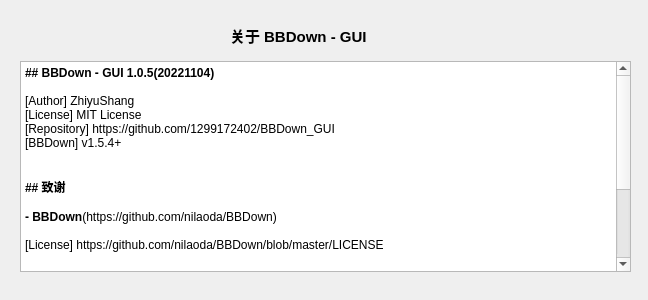
This is BBDown_GUI/UI/about.ui in 1299172402/BBDown_GUI as Qt 5 draws it before an edit. The edited form follows.
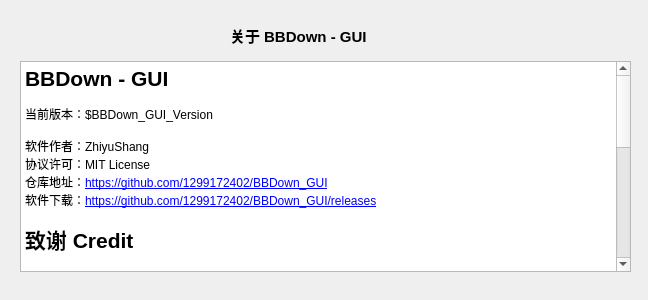
This is the edited form.

Commit message: update: about info

```diff
--- a/BBDown_GUI/UI/about.ui
+++ b/BBDown_GUI/UI/about.ui
@@ -27,29 +27,38 @@
 &lt;html&gt;&lt;head&gt;&lt;meta name=&quot;qrichtext&quot; content=&quot;1&quot; /&gt;&lt;style type=&quot;text/css&quot;&gt;
 p, li { white-space: pre-wrap; }
 &lt;/style&gt;&lt;/head&gt;&lt;body style=&quot; font-family:'SimSun'; font-size:9pt; font-weight:400; font-style:normal;&quot;&gt;
-&lt;p style=&quot; margin-top:0px; margin-bottom:0px; margin-left:0px; margin-right:0px; -qt-block-indent:0; text-indent:0px;&quot;&gt;&lt;span style=&quot; font-weight:600;&quot;&gt;## BBDown - GUI 1.0.5(20221104)&lt;/span&gt;&lt;/p&gt;
+&lt;p style=&quot; margin-top:0px; margin-bottom:0px; margin-left:0px; margin-right:0px; -qt-block-indent:0; text-indent:0px;&quot;&gt;&lt;span style=&quot; font-size:16pt; font-weight:600;&quot;&gt;BBDown - GUI&lt;/span&gt;&lt;/p&gt;
+&lt;p style=&quot;-qt-paragraph-type:empty; margin-top:0px; margin-bottom:0px; margin-left:0px; margin-right:0px; -qt-block-indent:0; text-indent:0px;&quot;&gt;&lt;br /&gt;&lt;/p&gt;
+&lt;p style=&quot; margin-top:0px; margin-bottom:0px; margin-left:0px; margin-right:0px; -qt-block-indent:0; text-indent:0px;&quot;&gt;当前版本：$BBDown_GUI_Version&lt;/p&gt;
 &lt;p style=&quot;-qt-paragraph-type:empty; margin-top:0px; margin-bottom:0px; margin-left:0px; margin-right:0px; -qt-block-indent:0; text-indent:0px; font-weight:600;&quot;&gt;&lt;br /&gt;&lt;/p&gt;
-&lt;p style=&quot; margin-top:0px; margin-bottom:0px; margin-left:0px; margin-right:0px; -qt-block-indent:0; text-indent:0px;&quot;&gt;[Author] ZhiyuShang&lt;/p&gt;
-&lt;p style=&quot; margin-top:0px; margin-bottom:0px; margin-left:0px; margin-right:0px; -qt-block-indent:0; text-indent:0px;&quot;&gt;[License] MIT License&lt;/p&gt;
-&lt;p style=&quot; margin-top:0px; margin-bottom:0px; margin-left:0px; margin-right:0px; -qt-block-indent:0; text-indent:0px;&quot;&gt;[Repository] https://github.com/1299172402/BBDown_GUI&lt;/p&gt;
-&lt;p style=&quot; margin-top:0px; margin-bottom:0px; margin-left:0px; margin-right:0px; -qt-block-indent:0; text-indent:0px;&quot;&gt;[BBDown] v1.5.4+&lt;/p&gt;
+&lt;p style=&quot; margin-top:0px; margin-bottom:0px; margin-left:0px; margin-right:0px; -qt-block-indent:0; text-indent:0px;&quot;&gt;软件作者：ZhiyuShang&lt;/p&gt;
+&lt;p style=&quot; margin-top:0px; margin-bottom:0px; margin-left:0px; margin-right:0px; -qt-block-indent:0; text-indent:0px;&quot;&gt;协议许可：MIT License&lt;/p&gt;
+&lt;p style=&quot; margin-top:0px; margin-bottom:0px; margin-left:0px; margin-right:0px; -qt-block-indent:0; text-indent:0px;&quot;&gt;仓库地址：&lt;a href=&quot;https://github.com/1299172402/BBDown_GUI&quot;&gt;&lt;span style=&quot; text-decoration: underline; color:#0000ff;&quot;&gt;https://github.com/1299172402/BBDown_GUI&lt;/span&gt;&lt;/a&gt;&lt;/p&gt;
+&lt;p style=&quot; margin-top:0px; margin-bottom:0px; margin-left:0px; margin-right:0px; -qt-block-indent:0; text-indent:0px;&quot;&gt;软件下载：&lt;a href=&quot;https://github.com/1299172402/BBDown_GUI/releases&quot;&gt;&lt;span style=&quot; text-decoration: underline; color:#0000ff;&quot;&gt;https://github.com/1299172402/BBDown_GUI/releases&lt;/span&gt;&lt;/a&gt;&lt;/p&gt;
 &lt;p style=&quot;-qt-paragraph-type:empty; margin-top:0px; margin-bottom:0px; margin-left:0px; margin-right:0px; -qt-block-indent:0; text-indent:0px;&quot;&gt;&lt;br /&gt;&lt;/p&gt;
+&lt;p style=&quot; margin-top:0px; margin-bottom:0px; margin-left:0px; margin-right:0px; -qt-block-indent:0; text-indent:0px;&quot;&gt;&lt;span style=&quot; font-size:16pt; font-weight:600;&quot;&gt;致谢 Credit&lt;/span&gt;&lt;/p&gt;
 &lt;p style=&quot;-qt-paragraph-type:empty; margin-top:0px; margin-bottom:0px; margin-left:0px; margin-right:0px; -qt-block-indent:0; text-indent:0px;&quot;&gt;&lt;br /&gt;&lt;/p&gt;
-&lt;p style=&quot; margin-top:0px; margin-bottom:0px; margin-left:0px; margin-right:0px; -qt-block-indent:0; text-indent:0px;&quot;&gt;&lt;span style=&quot; font-weight:600;&quot;&gt;## 致谢&lt;/span&gt;&lt;/p&gt;
+&lt;p style=&quot; margin-top:0px; margin-bottom:0px; margin-left:0px; margin-right:0px; -qt-block-indent:0; text-indent:0px;&quot;&gt;&lt;span style=&quot; font-size:14pt; font-weight:600;&quot;&gt;BBDown&lt;/span&gt;&lt;/p&gt;
 &lt;p style=&quot;-qt-paragraph-type:empty; margin-top:0px; margin-bottom:0px; margin-left:0px; margin-right:0px; -qt-block-indent:0; text-indent:0px;&quot;&gt;&lt;br /&gt;&lt;/p&gt;
-&lt;p style=&quot; margin-top:0px; margin-bottom:0px; margin-left:0px; margin-right:0px; -qt-block-indent:0; text-indent:0px;&quot;&gt;&lt;span style=&quot; font-weight:600;&quot;&gt;- BBDown&lt;/span&gt;(https://github.com/nilaoda/BBDown)&lt;/p&gt;
+&lt;p style=&quot; margin-top:0px; margin-bottom:0px; margin-left:0px; margin-right:0px; -qt-block-indent:0; text-indent:0px;&quot;&gt;仓库地址：&lt;a href=&quot;https://github.com/nilaoda/BBDown&quot;&gt;&lt;span style=&quot; text-decoration: underline; color:#0000ff;&quot;&gt;https://github.com/nilaoda/BBDown&lt;/span&gt;&lt;/a&gt;&lt;/p&gt;
+&lt;p style=&quot; margin-top:0px; margin-bottom:0px; margin-left:0px; margin-right:0px; -qt-block-indent:0; text-indent:0px;&quot;&gt;许可协议：&lt;a href=&quot;https://github.com/nilaoda/BBDown/blob/master/LICENSE&quot;&gt;&lt;span style=&quot; text-decoration: underline; color:#0000ff;&quot;&gt;https://github.com/nilaoda/BBDown/blob/master/LICENSE&lt;/span&gt;&lt;/a&gt;&lt;/p&gt;
+&lt;p style=&quot; margin-top:0px; margin-bottom:0px; margin-left:0px; margin-right:0px; -qt-block-indent:0; text-indent:0px;&quot;&gt;软件版本：&lt;a href=&quot;$bbdown-version-url&quot;&gt;&lt;span style=&quot; text-decoration: underline; color:#0000ff;&quot;&gt;$bbdown-version&lt;/span&gt;&lt;/a&gt;&lt;/p&gt;
 &lt;p style=&quot;-qt-paragraph-type:empty; margin-top:0px; margin-bottom:0px; margin-left:0px; margin-right:0px; -qt-block-indent:0; text-indent:0px;&quot;&gt;&lt;br /&gt;&lt;/p&gt;
-&lt;p style=&quot; margin-top:0px; margin-bottom:0px; margin-left:0px; margin-right:0px; -qt-block-indent:0; text-indent:0px;&quot;&gt;[License] https://github.com/nilaoda/BBDown/blob/master/LICENSE&lt;/p&gt;
+&lt;p style=&quot; margin-top:0px; margin-bottom:0px; margin-left:0px; margin-right:0px; -qt-block-indent:0; text-indent:0px;&quot;&gt;&lt;span style=&quot; font-size:14pt; font-weight:600;&quot;&gt;aria2c&lt;/span&gt;&lt;/p&gt;
 &lt;p style=&quot;-qt-paragraph-type:empty; margin-top:0px; margin-bottom:0px; margin-left:0px; margin-right:0px; -qt-block-indent:0; text-indent:0px;&quot;&gt;&lt;br /&gt;&lt;/p&gt;
+&lt;p style=&quot; margin-top:0px; margin-bottom:0px; margin-left:0px; margin-right:0px; -qt-block-indent:0; text-indent:0px;&quot;&gt;仓库地址：&lt;a href=&quot;https://github.com/aria2/aria2&quot;&gt;&lt;span style=&quot; text-decoration: underline; color:#0000ff;&quot;&gt;https://github.com/aria2/aria2&lt;/span&gt;&lt;/a&gt;&lt;/p&gt;
+&lt;p style=&quot; margin-top:0px; margin-bottom:0px; margin-left:0px; margin-right:0px; -qt-block-indent:0; text-indent:0px;&quot;&gt;许可协议：&lt;a href=&quot;https://github.com/aria2/aria2/blob/master/COPYING&quot;&gt;&lt;span style=&quot; text-decoration: underline; color:#0000ff;&quot;&gt;https://github.com/aria2/aria2/blob/master/COPYING&lt;/span&gt;&lt;/a&gt;&lt;/p&gt;
+&lt;p style=&quot; margin-top:0px; margin-bottom:0px; margin-left:0px; margin-right:0px; -qt-block-indent:0; text-indent:0px;&quot;&gt;软件版本：&lt;a href=&quot;$aria2c-version-url&quot;&gt;&lt;span style=&quot; text-decoration: underline; color:#0000ff;&quot;&gt;$aria2c-version&lt;/span&gt;&lt;/a&gt;&lt;/p&gt;
 &lt;p style=&quot;-qt-paragraph-type:empty; margin-top:0px; margin-bottom:0px; margin-left:0px; margin-right:0px; -qt-block-indent:0; text-indent:0px;&quot;&gt;&lt;br /&gt;&lt;/p&gt;
-&lt;p style=&quot; margin-top:0px; margin-bottom:0px; margin-left:0px; margin-right:0px; -qt-block-indent:0; text-indent:0px;&quot;&gt;&lt;span style=&quot; font-weight:600;&quot;&gt;- aria2c&lt;/span&gt;(https://github.com/aria2/aria2)&lt;/p&gt;
-&lt;p style=&quot;-qt-paragraph-type:empty; margin-top:0px; margin-bottom:0px; margin-left:0px; margin-right:0px; -qt-block-indent:0; text-indent:0px;&quot;&gt;&lt;br /&gt;&lt;/p&gt;
-&lt;p style=&quot; margin-top:0px; margin-bottom:0px; margin-left:0px; margin-right:0px; -qt-block-indent:0; text-indent:0px;&quot;&gt;[License] https://github.com/aria2/aria2/blob/master/COPYING&lt;/p&gt;
-&lt;p style=&quot;-qt-paragraph-type:empty; margin-top:0px; margin-bottom:0px; margin-left:0px; margin-right:0px; -qt-block-indent:0; text-indent:0px;&quot;&gt;&lt;br /&gt;&lt;/p&gt;
-&lt;p style=&quot;-qt-paragraph-type:empty; margin-top:0px; margin-bottom:0px; margin-left:0px; margin-right:0px; -qt-block-indent:0; text-indent:0px;&quot;&gt;&lt;br /&gt;&lt;/p&gt;
-&lt;p style=&quot; margin-top:0px; margin-bottom:0px; margin-left:0px; margin-right:0px; -qt-block-indent:0; text-indent:0px;&quot;&gt;&lt;span style=&quot; font-weight:600;&quot;&gt;- FFmpeg&lt;/span&gt;(https://github.com/FFmpeg/FFmpeg)&lt;/p&gt;
-&lt;p style=&quot;-qt-paragraph-type:empty; margin-top:0px; margin-bottom:0px; margin-left:0px; margin-right:0px; -qt-block-indent:0; text-indent:0px;&quot;&gt;&lt;br /&gt;&lt;/p&gt;
-&lt;p style=&quot; margin-top:0px; margin-bottom:0px; margin-left:0px; margin-right:0px; -qt-block-indent:0; text-indent:0px; background-color:#ffffff;&quot;&gt;&lt;span style=&quot; background-color:#ffffff;&quot;&gt;[License] https://github.com/FFmpeg/FFmpeg/blob/master/LICENSE.md&lt;/span&gt;&lt;/p&gt;&lt;/body&gt;&lt;/html&gt;</string>
+&lt;p style=&quot; margin-top:0px; margin-bottom:0px; margin-left:0px; margin-right:0px; -qt-block-indent:0; text-indent:0px;&quot;&gt;&lt;span style=&quot; font-size:14pt; font-weight:600;&quot;&gt;FFmpeg&lt;/span&gt;&lt;/p&gt;
+&lt;p style=&quot;-qt-paragraph-type:empty; margin-top:0px; margin-bottom:0px; margin-left:0px; margin-right:0px; -qt-block-indent:0; text-indent:0px; background-color:#ffffff;&quot;&gt;&lt;br /&gt;&lt;/p&gt;
+&lt;p style=&quot; margin-top:0px; margin-bottom:0px; margin-left:0px; margin-right:0px; -qt-block-indent:0; text-indent:0px; background-color:#ffffff;&quot;&gt;&lt;span style=&quot; background-color:#ffffff;&quot;&gt;仓库地址：&lt;/span&gt;&lt;a href=&quot;https://github.com/FFmpeg/FFmpeg&quot;&gt;&lt;span style=&quot; text-decoration: underline; color:#0000ff;&quot;&gt;https://github.com/FFmpeg/FFmpeg&lt;/span&gt;&lt;/a&gt;&lt;/p&gt;
+&lt;p style=&quot; margin-top:0px; margin-bottom:0px; margin-left:0px; margin-right:0px; -qt-block-indent:0; text-indent:0px; background-color:#ffffff;&quot;&gt;&lt;span style=&quot; background-color:#ffffff;&quot;&gt;许可协议：&lt;/span&gt;&lt;a href=&quot;https://github.com/FFmpeg/FFmpeg/blob/master/LICENSE.md&quot;&gt;&lt;span style=&quot; text-decoration: underline; color:#0000ff;&quot;&gt;https://github.com/FFmpeg/FFmpeg/blob/master/LICENSE.md&lt;/span&gt;&lt;/a&gt;&lt;/p&gt;
+&lt;p style=&quot; margin-top:0px; margin-bottom:0px; margin-left:0px; margin-right:0px; -qt-block-indent:0; text-indent:0px; background-color:#ffffff;&quot;&gt;&lt;span style=&quot; background-color:#ffffff;&quot;&gt;软件版本：&lt;/span&gt;&lt;a href=&quot;$ffmpeg-version-url&quot;&gt;&lt;span style=&quot; text-decoration: underline; color:#0000ff;&quot;&gt;$ffmpeg-version&lt;/span&gt;&lt;/a&gt;&lt;/p&gt;
+&lt;p style=&quot;-qt-paragraph-type:empty; margin-top:0px; margin-bottom:0px; margin-left:0px; margin-right:0px; -qt-block-indent:0; text-indent:0px; text-decoration: underline; color:#0000ff; background-color:#ffffff;&quot;&gt;&lt;br /&gt;&lt;/p&gt;&lt;/body&gt;&lt;/html&gt;</string>
+   </property>
+   <property name="openExternalLinks">
+    <bool>true</bool>
    </property>
   </widget>
   <widget class="QLabel" name="label">
```
The commit also changes 1 other file.
